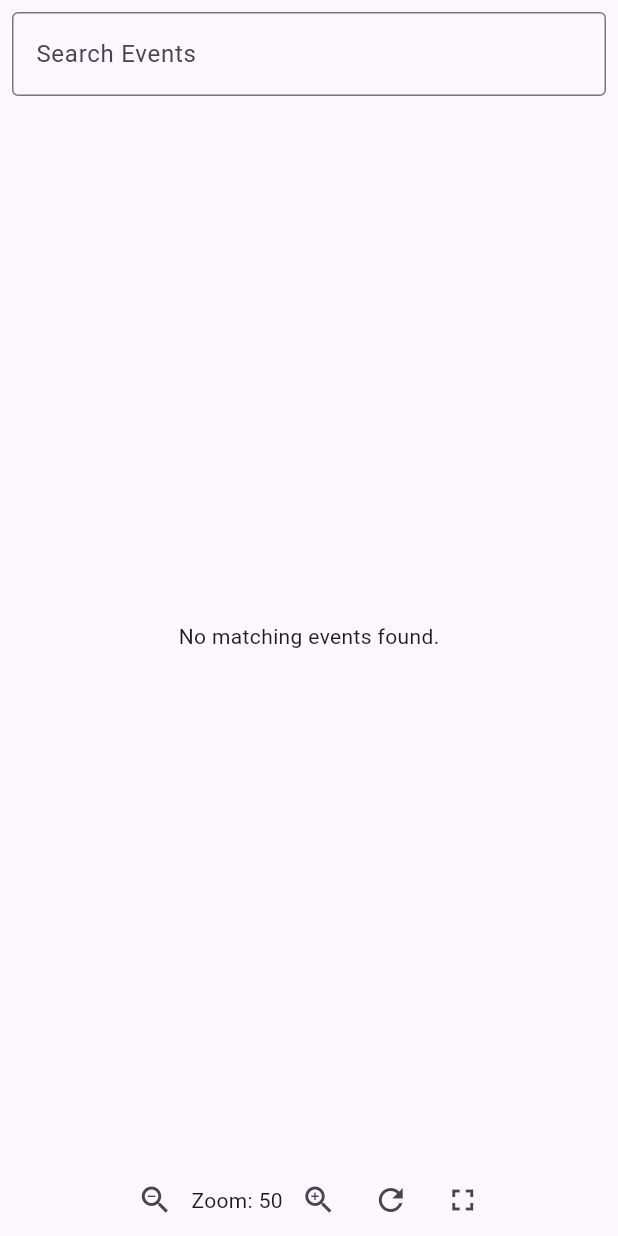
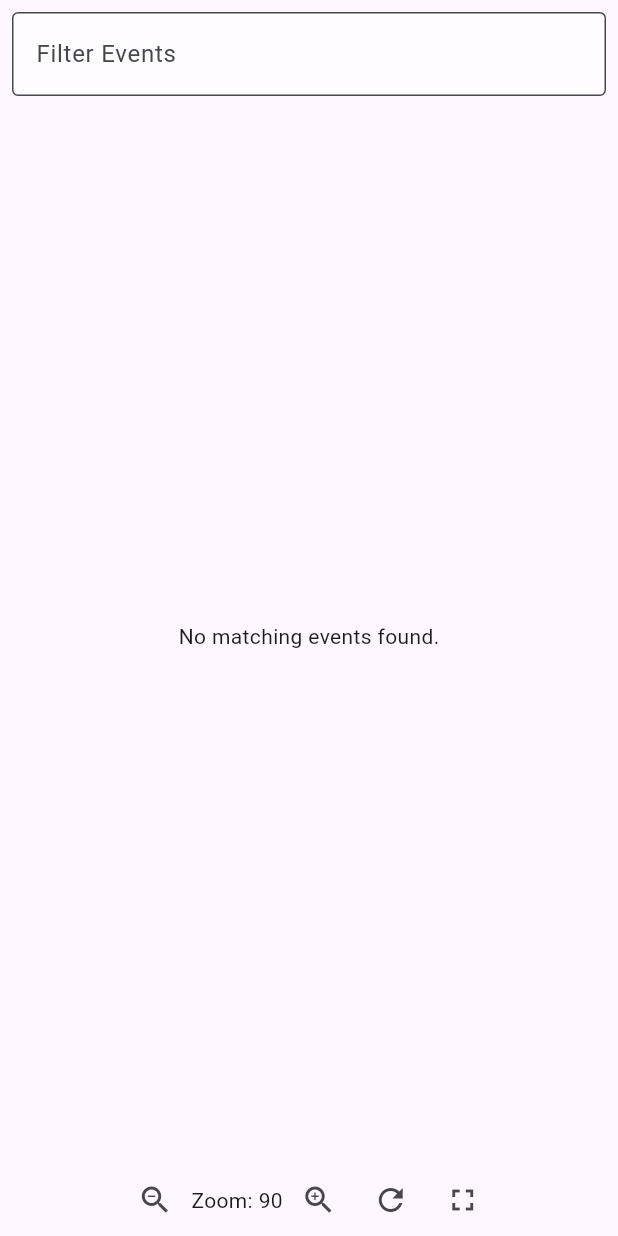
Before and after one commit to hrajwade96/timeline_creator, a Flutter app: the TimelineViewer widget shown alone on an empty page, opened directly with empty values, on a phone screen of 412 x 824 dp. Run offline on Flutter 3.47's test engine with Material 3 defaults, Android fonts, the phone set to English and light mode, and no system bars; our stand-ins replace file_picker.

Commit message:
UI enhancements, default zoom level changed, filter text changed, clear text cta added

```diff
--- a/lib/timeline_viewer.dart
+++ b/lib/timeline_viewer.dart
@@ -6,24 +6,29 @@
   final bool isFullScreen;
   final VoidCallback toggleFullScreen;
 
-  const TimelineViewer(
-      {super.key,
-      required this.events,
-      required this.isFullScreen,
-      required this.toggleFullScreen});
+  const TimelineViewer({
+    super.key,
+    required this.events,
+    required this.isFullScreen,
+    required this.toggleFullScreen,
+  });
 
   @override
   TimelineViewerState createState() => TimelineViewerState();
 }
 
 class TimelineViewerState extends State<TimelineViewer> {
-  double _zoomLevel = 50.0; // More zoomed out by default
+  double _zoomLevel = 10.0;
   List<TimelineEvent> _filteredEvents = [];
+  final TextEditingController _filterController = TextEditingController();
 
   @override
   void initState() {
     super.initState();
     _filteredEvents = widget.events;
+    _filterController.addListener(() {
+      _filterEvents(_filterController.text);
+    });
   }
 
   void _filterEvents(String query) {
@@ -48,12 +53,28 @@
         if (!widget.isFullScreen)
           Padding(
             padding: const EdgeInsets.all(8.0),
-            child: TextField(
-              decoration: const InputDecoration(
-                labelText: 'Search Events',
-                border: OutlineInputBorder(),
-              ),
-              onChanged: _filterEvents,
+            child: Stack(
+              children: [
+                TextField(
+                  controller: _filterController,
+                  decoration: InputDecoration(
+                    labelText: 'Filter Events',
+                    border: const OutlineInputBorder(),
+                    filled: true,
+                    fillColor:
+                        Colors.white70, // Background color of the TextField
+                    suffixIcon: _filterController.text.isNotEmpty
+                        ? IconButton(
+                            icon: const Icon(Icons.clear),
+                            onPressed: () {
+                              _filterController.clear();
+                              _filterEvents('');
+                            },
+                          )
+                        : null,
+                  ),
+                ),
+              ],
             ),
           ),
         Expanded(
@@ -77,7 +98,11 @@
                                 return Padding(
                                   padding:
                                       const EdgeInsets.symmetric(vertical: 4.0),
-                                  child: Text(event.content),
+                                  child: Text(
+                                    event.content,
+                                    style: const TextStyle(
+                                        color: Colors.black87), // Text color
+                                  ),
                                 );
                               }).toList(),
                             ),
@@ -151,7 +176,7 @@
               icon: const Icon(Icons.refresh),
               onPressed: () {
                 setState(() {
-                  _zoomLevel = 50.0;
+                  _zoomLevel = 10.0; // Reset zoom level to 90.0
                 });
               },
             ),
```
Also changed, not shown: lib/generate_html.dart (deleted, +0 -53 lines), lib/screens/timeline_chart_page.dart (+8 -2 lines).
